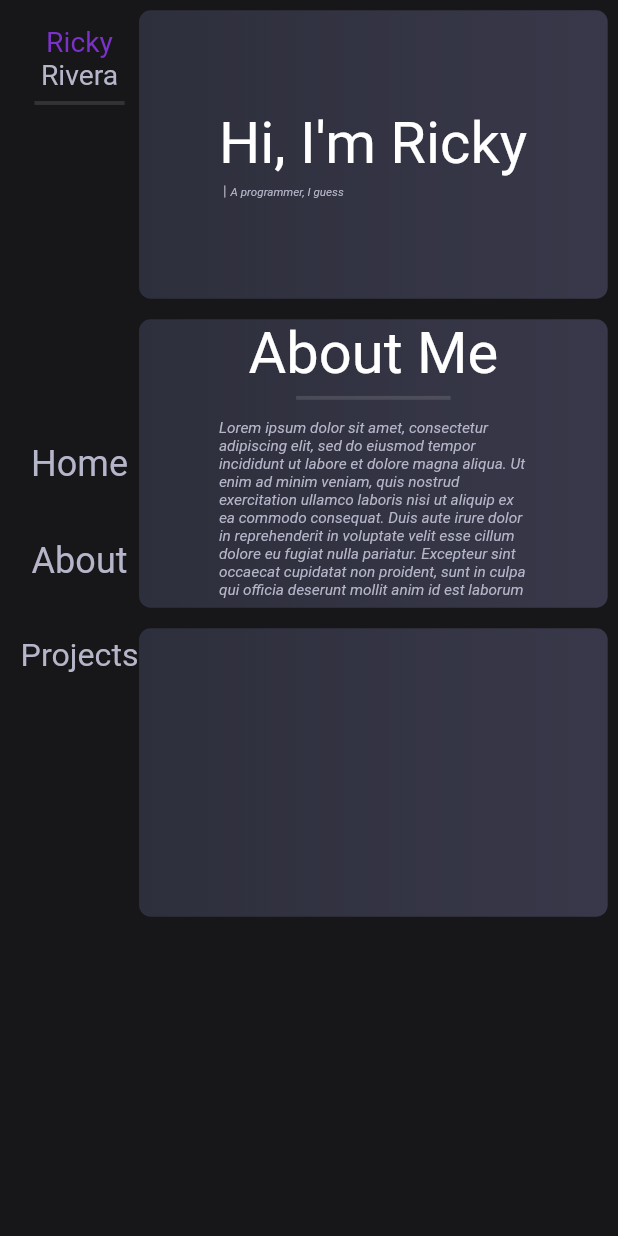
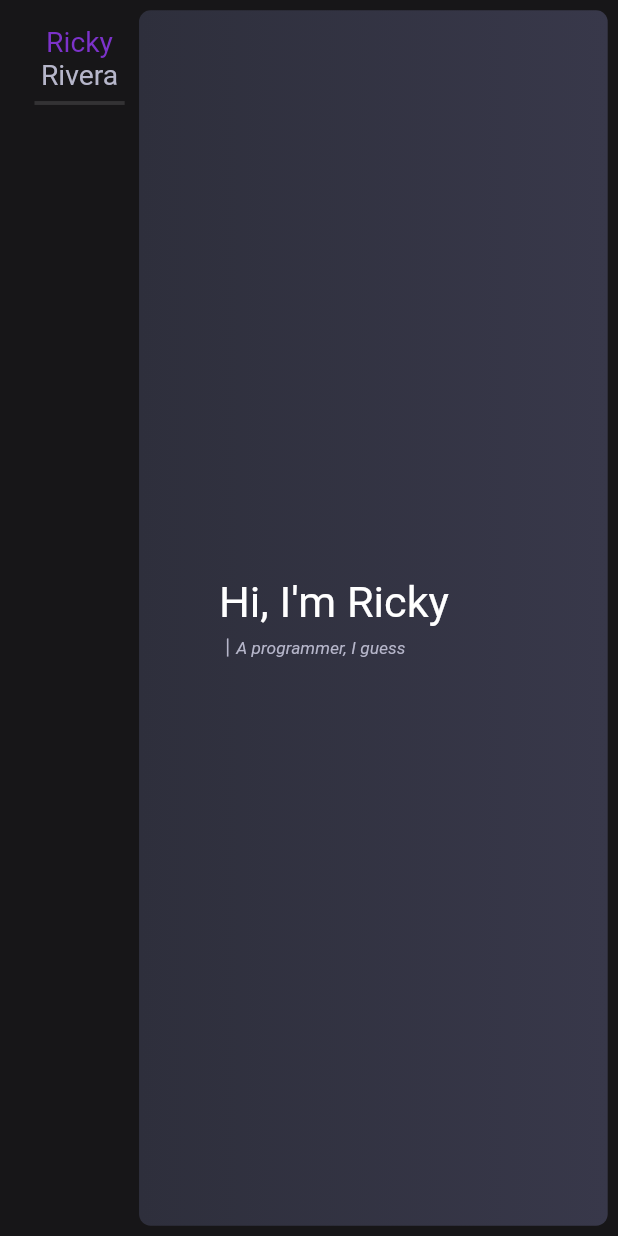
Before and after one commit to Tsrif/PortfolioSite, a Flutter app: the screen it shows after launch, on a phone screen of 412 x 824 dp. Run offline on Flutter 3.47's test engine with Material 2 defaults, Android fonts, the phone set to English and light mode, and no system bars; drawn by our look-alikes of auto_size_text, scrollable_positioned_list; our stand-ins replace google_fonts, responsive_framework, simple_animations, supercharged; missing offline and left inert: dart:html.

Commit message:
Remove media queries, swap with size config stuff

```diff
--- a/lib/portfolio.dart
+++ b/lib/portfolio.dart
@@ -2,10 +2,13 @@ import 'package:auto_size_text/auto_size_text.dart';
 import 'package:flutter/material.dart';
 import 'package:portfolio_site/project_page.dart';
 import 'package:portfolio_site/side_menu.dart';
+import 'package:portfolio_site/size_config.dart';
 import 'package:scrollable_positioned_list/scrollable_positioned_list.dart';
 import 'corner_decoration.dart';
 
 import 'Globaltheme.dart';
+
+SizeConfig sizeConfig = SizeConfig.instance;
 
 class PortfolioSite extends StatefulWidget {
   PortfolioSite({Key key, this.title}) : super(key: key);
@@ -26,6 +29,7 @@ class _PortfolioSiteState extends State<PortfolioSite> {
 
   @override
   Widget build(BuildContext context) {
+    sizeConfig.init(context);
     return Scaffold(
         primary: true,
         backgroundColor: GlobalTheme.primaryColor,
@@ -59,8 +63,7 @@ class _PortfolioSiteState extends State<PortfolioSite> {
 _createSection(BuildContext context, Widget content,
     {double customHeight = 2.0}) {
   return SizedBox(
-      height: MediaQuery.of(context).size.width / customHeight,
-      width: MediaQuery.of(context).size.width / 1.1,
+      height: SizeConfig.blockSizeVertical * 100,
       child: Padding(
         padding: const EdgeInsets.all(8.0),
         child: Container(
@@ -78,120 +81,83 @@ _createSection(BuildContext context, Widget content,
       ));
 }
 
-sectionContentBox(BuildContext context) {
-  return Padding(
-    padding: const EdgeInsets.symmetric(vertical: 15),
-    child: Container(
-      width: MediaQuery.of(context).size.width / 5,
-      height: 400,
-      decoration: ConcaveDecoration(
-          depression: 5,
-          shape:
-              RoundedRectangleBorder(borderRadius: BorderRadius.circular(10)),
-          colors: [Color(0x3e000000), Color(0XFF4D4A50)]),
-      child: Column(
-        //mainAxisAlignment: MainAxisAlignment.center,
-        crossAxisAlignment: CrossAxisAlignment.center,
-        children: [
-          SizedBox(height: 10.0),
-          Center(
-            child: AutoSizeText(
-              'Project Name',
-              style: TextStyle(fontSize: 32, color: Color(0XFFE6E3E9)),
-            ),
-          ),
-          SizedBox(height: 10.0),
-          Center(
-            child: Container(
-              width: MediaQuery.of(context).size.width / 6,
-              child: AutoSizeText(
-                "I don't know. Maybe put like the project description here?",
-                style: TextStyle(fontSize: 15, color: Color(0XFFE6E3E9)),
-              ),
-            ),
-          ),
-          SizedBox(height: 50),
-        ],
-      ),
-    ),
-  );
-}
+// sectionContentBox(BuildContext context) {
+//   return Padding(
+//     padding: const EdgeInsets.symmetric(vertical: 15),
+//     child: Container(
+//       width: MediaQuery.of(context).size.width / 5,
+//       height: 400,
+//       decoration: ConcaveDecoration(
+//           depression: 5,
+//           shape:
+//               RoundedRectangleBorder(borderRadius: BorderRadius.circular(10)),
+//           colors: [Color(0x3e000000), Color(0XFF4D4A50)]),
+//       child: Column(
+//         //mainAxisAlignment: MainAxisAlignment.center,
+//         crossAxisAlignment: CrossAxisAlignment.center,
+//         children: [
+//           SizedBox(height: 10.0),
+//           Center(
+//             child: AutoSizeText(
+//               'Project Name',
+//               style: TextStyle(fontSize: 32, color: Color(0XFFE6E3E9)),
+//             ),
+//           ),
+//           SizedBox(height: 10.0),
+//           Center(
+//             child: Container(
+//               width: MediaQuery.of(context).size.width / 6,
+//               child: AutoSizeText(
+//                 "I don't know. Maybe put like the project description here?",
+//                 style: TextStyle(fontSize: 15, color: Color(0XFFE6E3E9)),
+//               ),
+//             ),
+//           ),
+//           SizedBox(height: 50),
+//         ],
+//       ),
+//     ),
+//   );
+// }
 
 _createHome(BuildContext context) {
-  TextStyle headerStyle = TextStyle(color: Colors.white);
-  TextStyle bodyStyle =
-      TextStyle(color: GlobalTheme.mutedWhite, fontStyle: FontStyle.italic);
-  TextStyle barStyle =
-      TextStyle(color: GlobalTheme.mutedWhite, fontWeight: FontWeight.bold);
+  TextStyle headerStyle = TextStyle(
+      color: Colors.white, fontSize: SizeConfig.safeBlockHorizontal * 7);
+  TextStyle bodyStyle = TextStyle(
+      color: GlobalTheme.mutedWhite,
+      fontStyle: FontStyle.italic,
+      fontSize: SizeConfig.safeBlockHorizontal * 2.8);
+  TextStyle barStyle = TextStyle(
+      color: GlobalTheme.mutedWhite,
+      fontWeight: FontWeight.bold,
+      fontSize: SizeConfig.safeBlockHorizontal * 2.8);
 
   return SizedBox(
-    width: MediaQuery.of(context).size.width / 2,
-    height: MediaQuery.of(context).size.width / 2,
+    width: SizeConfig.blockSizeHorizontal * 50,
+    height: SizeConfig.blockSizeVertical * 50,
     child: (Column(
       mainAxisAlignment: MainAxisAlignment.center,
       children: [
         Row(
           children: [
-            SizedBox(
-              width: MediaQuery.of(context).size.width / 2,
-              child: AutoSizeText.rich(
+            AutoSizeText.rich(
               TextSpan(
                 text: "Hi, I'm Ricky",
                 style: headerStyle,
               ),
-                presetFontSizes: [
-                  105,
-                  100,
-                  95,
-                  90,
-                  85,
-                  80,
-                  75,
-                  70,
-                  65,
-                  60,
-                  55,
-                  50,
-                  45,
-                  40,
-                  35,
-                  30,
-                  25,
-                  20,
-                  15
-                ],
               maxLines: 1,
-              ),
             ),
           ],
         ),
         SizedBox(height: 5),
         Row(
           children: [
-            SizedBox(
-              width: MediaQuery.of(context).size.width / 4,
-              child: AutoSizeText.rich(
+            AutoSizeText.rich(
                 TextSpan(children: [
                   TextSpan(text: "｜", style: barStyle),
                   TextSpan(text: "A programmer, I guess", style: bodyStyle)
                 ]),
-                  presetFontSizes: [
-                    45,
-                    42,
-                    39,
-                    36,
-                    33,
-                    30,
-                    37,
-                    24,
-                    21,
-                    18,
-                    15,
-                    12,
-                    9
-                  ],
-                  maxLines: 1),
-            )
+                maxLines: 1)
           ],
         ),
       ],
@@ -200,13 +166,16 @@ _createHome(BuildContext context) {
 }
 
 _createAbout(BuildContext context) {
-  TextStyle headerStyle = TextStyle(color: Colors.white);
+  TextStyle headerStyle = TextStyle(
+      color: Colors.white, fontSize: SizeConfig.safeBlockHorizontal * 7);
   TextStyle bodyStyle = TextStyle(
-      color: GlobalTheme.mutedWhite, fontSize: 32, fontStyle: FontStyle.italic);
+      color: GlobalTheme.mutedWhite,
+      fontSize: SizeConfig.safeBlockHorizontal * 4,
+      fontStyle: FontStyle.italic);
 
   return SizedBox(
-    width: MediaQuery.of(context).size.width / 2,
-    height: MediaQuery.of(context).size.width / 2,
+    width: SizeConfig.blockSizeHorizontal * 50,
+    height: SizeConfig.blockSizeVertical * 50,
     child: (Column(
       mainAxisAlignment: MainAxisAlignment.center,
       crossAxisAlignment: CrossAxisAlignment.center,
@@ -216,13 +185,12 @@ _createAbout(BuildContext context) {
             text: "About Me",
             style: headerStyle,
           ),
-          presetFontSizes: [75, 60, 45, 30, 15],
           maxLines: 1,
         ),
         Padding(
           padding: const EdgeInsets.only(bottom: 8.0),
           child: SizedBox(
-              width: MediaQuery.of(context).size.width / 4,
+              width: SizeConfig.blockSizeHorizontal * 25,
               child: Divider(thickness: 3)),
         ),
         Expanded(
--- a/lib/side_menu.dart
+++ b/lib/side_menu.dart
@@ -2,6 +2,7 @@ import 'package:auto_size_text/auto_size_text.dart';
 import 'package:flutter/material.dart';
 import 'package:portfolio_site/Globaltheme.dart';
 import 'package:portfolio_site/animated_button.dart';
+import 'package:portfolio_site/size_config.dart';
 import 'package:scrollable_positioned_list/scrollable_positioned_list.dart';
 
 class SideMenu extends StatelessWidget {
@@ -21,7 +22,7 @@ class SideMenu extends StatelessWidget {
         children: [
           Container(
               padding: EdgeInsets.only(
-                  bottom: MediaQuery.of(context).size.height / 4),
+                  bottom: SizeConfig.blockSizeVertical * 25),
               child: Column(children: [
                 SizedBox(height: 20),
                 AutoSizeText('Ricky',
--- /dev/null
+++ b/lib/size_config.dart
@@ -0,0 +1,33 @@
+import 'package:flutter/widgets.dart';
+
+class SizeConfig {
+  static MediaQueryData _mediaQueryData;
+  static double screenWidth;
+  static double screenHeight;
+  static double blockSizeHorizontal;
+  static double blockSizeVertical;
+
+  static double _safeAreaHorizontal;
+  static double _safeAreaVertical;
+  static double safeBlockHorizontal;
+  static double safeBlockVertical;
+
+  SizeConfig._privateConstructor();
+
+  static final SizeConfig instance = SizeConfig._privateConstructor();
+
+  void init(BuildContext context) {
+    _mediaQueryData = MediaQuery.of(context);
+    screenWidth = _mediaQueryData.size.width;
+    screenHeight = _mediaQueryData.size.height;
+    blockSizeHorizontal = screenWidth / 100;
+    blockSizeVertical = screenHeight / 100;
+
+    _safeAreaHorizontal =
+        _mediaQueryData.padding.left + _mediaQueryData.padding.right;
+    _safeAreaVertical =
+        _mediaQueryData.padding.top + _mediaQueryData.padding.bottom;
+    safeBlockHorizontal = (screenWidth - _safeAreaHorizontal) / 100;
+    safeBlockVertical = (screenHeight - _safeAreaVertical) / 100;
+  }
+}
```
Also changed, not shown: lib/project_widget.dart (+11 -14 lines), 1 other file. Lines whose indentation alone changed are shown as unchanged.
